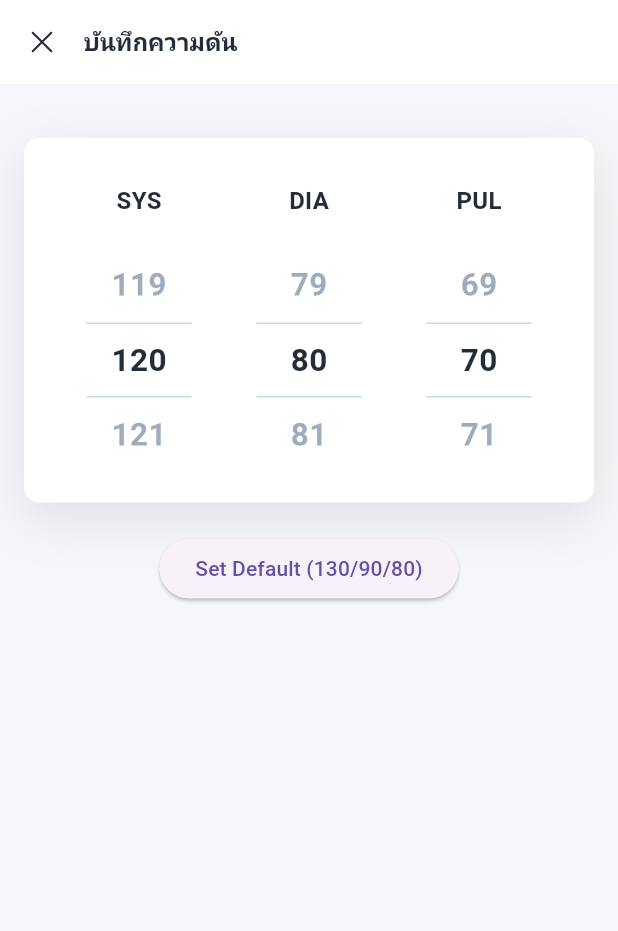
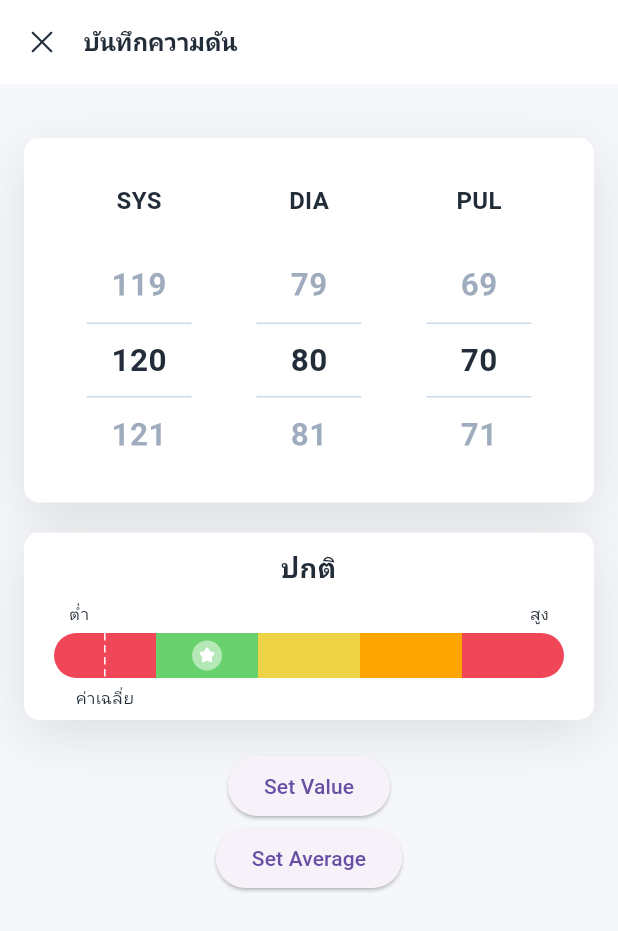
Before and after one commit to NutNaphop/Dun-Diary-Application, a Flutter app: the RecordScreen screen opened by its route, on a phone screen of 412 x 824 dp. Shown: the top 931 px of the screen. Run offline on Flutter 3.47's test engine with Material 3 defaults, Android fonts, the light colour scheme and no system bars; our stand-ins replace cloud_firestore, connectivity_plus, firebase_auth, firebase_core, flutter_svg, google_fonts and 2 more; accounts and stored records are empty; generated files the repository leaves out were written again; network calls fail; Roboto replaces fonts that are missing (Anuphan, Sarabun).

Commit message:
[ SPR-86evznjhu ] Add guage and demo record guage and util for guage

```diff
--- /dev/null
+++ b/lib/feature/record/data/model/record_model.dart
@@ -0,0 +1,12 @@
+class BloodPressure{
+  int sys;
+  int dia;
+  int pul;
+
+  BloodPressure({
+    required this.sys,
+    required this.dia,
+    required this.pul,
+  });
+
+}
--- a/lib/feature/record/presentation/record_screen.dart
+++ b/lib/feature/record/presentation/record_screen.dart
@@ -1,8 +1,12 @@
 import 'package:dun_diary_app/core/services/navigation_service.dart';
+import 'package:dun_diary_app/feature/record/data/model/record_model.dart';
 import 'package:dun_diary_app/feature/record/presentation/widgets/bp_card/bp_card_layout.dart';
 import 'package:dun_diary_app/feature/record/presentation/record_viewModel.dart';
+import 'package:dun_diary_app/feature/record/presentation/widgets/demo/demo_record.dart';
 import 'package:dun_diary_app/shared/constant/app_icons.dart';
+import 'package:dun_diary_app/shared/utils/blood_pressure_utils.dart';
 import 'package:dun_diary_app/shared/widgets/card/custom_card.dart';
+import 'package:dun_diary_app/shared/widgets/guage/guage.dart';
 import 'package:dun_diary_app/shared/widgets/scaffold/custom_scaffold.dart';
 import 'package:dun_diary_app/shared/widgets/scaffold/main_appbar.dart';
 import 'package:flutter/material.dart';
@@ -23,19 +27,11 @@ class RecordScreen extends StatefulWidget {
 }
 
 class _RecordScreenState extends State<RecordScreen> {
-  Map BPValue = {
-    "SYS": 120,
-    "DIA": 80,
-    "PUL": 70,
-  };
+  BloodPressure BPValue = BloodPressure(sys: 120, dia: 80, pul: 70);
+  int? avgLevel = 0;
 
-  void _changeNumber() {
-    setState(() {
-      BPValue["SYS"] = 130;
-      BPValue["DIA"] = 90;
-      BPValue["PUL"] = 80;
-    });
-  }
+  int get level =>
+      BloodPressureUtils.calculateBloodPressureLevel(BPValue.sys, BPValue.dia);
 
   @override
   Widget build(BuildContext context) {
@@ -47,24 +43,43 @@ class _RecordScreenState extends State<RecordScreen> {
         onBackPressed: () => NavigationService.instance.goBack(),
       ),
       body: Padding(
-        padding: const EdgeInsets.only(top: 36),
-        child: Column(children: [
-          CustomCard(
-            content: BpCardLayout(
-              sys: BPValue["SYS"],
-              dia: BPValue["DIA"],
-              pul: BPValue["PUL"],
-              onSysChanged: (val) => setState(() => BPValue["SYS"] = val),
-              onDiaChanged: (val) => setState(() => BPValue["DIA"] = val),
-              onPulChanged: (val) => setState(() => BPValue["PUL"] = val),
+        padding: EdgeInsets.only(top: 36),
+        child: Column(
+          children: [
+            CustomCard(
+              content: BpCardLayout(
+                sys: BPValue.sys,
+                dia: BPValue.dia,
+                pul: BPValue.pul,
+                onSysChanged: (val) => setState(() => BPValue.sys = val),
+                onDiaChanged: (val) => setState(() => BPValue.dia = val),
+                onPulChanged: (val) => setState(() => BPValue.pul = val),
+              ),
             ),
-          ),
-          const SizedBox(height: 20),
-          ElevatedButton(
-            onPressed: _changeNumber,
-            child: const Text("Set Default (130/90/80)"),
-          )
-        ]),
+            const SizedBox(height: 20),
+            CustomCard(
+              title: BloodPressureUtils.mapLevelLabel(level),
+              titleFontSize: 21,
+              titleTextAlign: TextAlign.center,
+              contentPadding: EdgeInsets.symmetric(
+                vertical: 10,
+                horizontal: 20,
+              ),
+              content: BloodPressureGauge(
+                level: BloodPressureUtils.calculateBloodPressureLevel(
+                  BPValue.sys,
+                  BPValue.dia,
+                ),
+                avgLevel: avgLevel,
+              ),
+            ),
+            DemoRecord(
+              currentAvgLevel: avgLevel,
+              onBPValset: (val) => setState(() => BPValue = val),
+              onAVGValset: (val) => setState(() => avgLevel = val),
+            ),
+          ],
+        ),
       ),
     );
   }
--- /dev/null
+++ b/lib/feature/record/presentation/widgets/demo/demo_record.dart
@@ -0,0 +1,56 @@
+import 'dart:math';
+
+import 'package:dun_diary_app/feature/record/data/model/record_model.dart';
+import 'package:flutter/material.dart';
+
+class DemoRecord extends StatelessWidget {
+  final int? currentAvgLevel;
+  final ValueChanged<BloodPressure> onBPValset;
+  final ValueChanged<int?> onAVGValset;
+
+  const DemoRecord({
+    super.key,
+    this.currentAvgLevel,
+    required this.onBPValset,
+    required this.onAVGValset,
+  });
+
+  @override
+  Widget build(BuildContext context) {
+
+    var random = Random();
+    var sys = random.nextInt(200);
+    var dia = random.nextInt(200);
+    var pul = random.nextInt(200);
+    var bp = BloodPressure(sys: sys, dia: dia, pul: pul);
+
+    return Container(
+      padding: EdgeInsets.all(20),
+      child: Column(
+        children: [
+          ElevatedButton(
+            onPressed: () {
+              // Logic: กำหนดค่าความดันตัวอย่าง
+              onBPValset(bp);
+            },
+            child: Text("Set Value"),
+          ),
+          ElevatedButton(
+            onPressed: () {
+              int? nextLevel;
+              if (currentAvgLevel == null) {
+                nextLevel = 0;
+              } else if (currentAvgLevel! >= 4) {
+                nextLevel = null;
+              } else {
+                nextLevel = currentAvgLevel! + 1;
+              }
+              onAVGValset(nextLevel);
+            },
+            child: Text("Set Average"),
+          ),
+        ],
+      ),
+    );
+  }
+}
--- a/lib/shared/constant/app_icons.dart
+++ b/lib/shared/constant/app_icons.dart
@@ -22,4 +22,5 @@ class AppIcons{
   static const graphDown = '$_base/graph_down.svg';
   static const leftArrow = '$_base/left_arrow.svg';
   static const x = '$_base/x.svg';
+  static const starCircle = '$_base/star_circle.svg';
 }
--- /dev/null
+++ b/lib/shared/utils/blood_pressure_utils.dart
@@ -0,0 +1,92 @@
+class BloodPressureUtils {
+  static int calculateBloodPressureLevel(int sys, int dia) {
+    int sysLevel = 0;
+    int diaLevel = 0;
+    int bpLevel = 0;
+
+    if (sys >= 160) {
+      sysLevel = 4;
+    } else if (sys > 140) {
+      sysLevel = 3;
+    } else if (sys > 130) {
+      sysLevel = 2;
+    } else if (sys <= 130 && sys >= 90) {
+      sysLevel = 1;
+    } else {
+      sysLevel = 0;
+    }
+
+    if (dia >= 100) {
+      diaLevel = 4;
+    } else if (dia > 90) {
+      diaLevel = 3;
+    } else if (dia > 80) {
+      diaLevel = 2;
+    } else if (dia <= 80 && dia >= 60) {
+      diaLevel = 1;
+    } else {
+      diaLevel = 0;
+    }
+
+    if (sysLevel >= 2 || diaLevel >= 2) {
+      bpLevel = sysLevel > diaLevel ? sysLevel : diaLevel;
+    } else if (sysLevel == 0 || diaLevel == 0) {
+      bpLevel = 0;
+    } else {
+      bpLevel = 1;
+    }
+
+    return bpLevel;
+  }
+
+  static String mapLevelLabel(int level) {
+    switch (level) {
+      case 0:
+        return "ต่ำ";
+
+      case 1:
+        return "ปกติ";
+
+      case 2:
+        return "เริ่มสูง";
+
+      case 3:
+        return "สูง";
+
+      default:
+        return "อันตราย";
+    }
+  }
+
+  static double calculateAVGSYS(List<int> sysList) {
+    int sumSys = sysList.fold(
+      0,
+      (previousValue, element) => previousValue + element,
+    );
+    return (sumSys) / sysList.length;
+  }
+
+  static double calculateAVGDIA(List<int> sysList, List<int> diaList) {
+    int sumDia = diaList.fold(
+      0,
+      (previousValue, element) => previousValue + element,
+    );
+    return (sumDia) / diaList.length;
+  }
+
+  static double calculateAVGPUL(List<int> pulList) {
+    int sumPul = pulList.fold(
+      0,
+      (previousValue, element) => previousValue + element,
+    );
+    return (sumPul) / pulList.length;
+  }
+
+  static int calculateAVGLevel(List<int> levelList) {
+    int sumLevel = levelList.fold(
+      0,
+      (previousValue, element) => previousValue + element,
+    );
+    return (sumLevel / levelList.length).round();
+  }
+}
--- a/lib/shared/widgets/card/custom_card.dart
+++ b/lib/shared/widgets/card/custom_card.dart
@@ -6,6 +6,10 @@ import 'package:flutter/material.dart';
 class CustomCard extends StatelessWidget {
   final String? title;
   final String? description;
+  final double titleFontSize;
+  final double descriptionFontSize;
+  final TextAlign titleTextAlign;
+  final TextAlign descriptionTextAlign;
   final Widget content;
   final EdgeInsets? contentPadding;
 
@@ -13,6 +17,10 @@ class CustomCard extends StatelessWidget {
     super.key,
     this.title,
     this.description,
+    this.titleFontSize = 18,
+    this.descriptionFontSize = 18,
+    this.titleTextAlign = TextAlign.start,
+    this.descriptionTextAlign = TextAlign.start,
     required this.content,
     this.contentPadding = const EdgeInsets.all(0),
   });
@@ -37,18 +45,21 @@ class CustomCard extends StatelessWidget {
           mainAxisSize: MainAxisSize.max,
           children: [
             Column(
+              crossAxisAlignment: CrossAxisAlignment.stretch,
               children: [
                 if (title != null)
                   CustomText(
                     text: title!,
                     fontSize: 18,
                     fontWeight: FontWeight.bold,
+                    textAlign: titleTextAlign,
                   ),
                 if (description != null)
                   CustomText(
                     text: description!,
                     fontSize: 18,
                     fontWeight: FontWeight.bold,
+                    textAlign: descriptionTextAlign,
                   ),
               ],
             ),
--- /dev/null
+++ b/lib/shared/widgets/guage/guage.dart
@@ -0,0 +1,137 @@
+import 'package:dun_diary_app/shared/constant/app_icons.dart';
+import 'package:dun_diary_app/shared/style/color.dart';
+import 'package:dun_diary_app/shared/style/dimension.dart';
+import 'package:dun_diary_app/shared/widgets/guage/guage_indicator.dart';
+import 'package:dun_diary_app/shared/widgets/guage/utils/guage_utils.dart';
+import 'package:dun_diary_app/shared/widgets/svg/custom_svg_widget.dart';
+import 'package:dun_diary_app/shared/widgets/text/text_widget.dart';
+import 'package:flutter/material.dart';
+
+class BloodPressureGauge extends StatelessWidget {
+  final int level;
+  final int? avgLevel;
+
+  const BloodPressureGauge({super.key, required this.level, this.avgLevel});
+
+  @override
+  Widget build(BuildContext context) {
+    // ความสูงของแถบเกจ
+    const double gaugeHeight = 30.0;
+    const double borderRadius = gaugeHeight / 2;
+    double alignmentAVGValue = avgLevel != null
+        ? GuageUtils.getAlignmentForAVGLevel(avgLevel!)
+        : 0.0;
+    double alignmentValue = GuageUtils.getAlignmentForLevel(level);
+
+    return Column(
+      children: [
+        const Padding(
+          padding: EdgeInsets.only(left: 10.0, right: 10.0, bottom: 5),
+          child: Row(
+            mainAxisAlignment: MainAxisAlignment.spaceBetween,
+            children: [
+              CustomText(
+                text: 'ต่ำ',
+                fontSize: Dimension.fontSizeSmall,
+                fontWeight: Dimension.fontWeightRegular,
+              ),
+              CustomText(
+                text: 'สูง',
+                fontSize: Dimension.fontSizeSmall,
+                fontWeight: Dimension.fontWeightRegular,
+              ),
+            ],
+          ),
+        ),
+        // ส่วนของแถบสีและดาว
+        SizedBox(
+          height: gaugeHeight,
+          child: Stack(
+            alignment: Alignment.center,
+            children: [
+              // --- Layer 1: แถบพื้นหลังสีๆ ---
+              ClipRRect(
+                borderRadius: BorderRadius.circular(borderRadius),
+                child: SizedBox(
+                  height: gaugeHeight,
+                  child: Row(
+                    children: [
+                      _buildColorSegment(color: CustomColor.dangerColor),
+                      _buildColorSegment(color: CustomColor.successColor),
+                      _buildColorSegment(color: CustomColor.warningColor),
+                      _buildColorSegment(color: CustomColor.quiteDangerColor),
+                      _buildColorSegment(color: CustomColor.dangerColor),
+                    ],
+                  ),
+                ),
+              ),
+
+              // AVGLine
+              if (avgLevel != null)
+                AnimatedAlign(
+                  duration: const Duration(milliseconds: 400),
+                  curve: Curves.easeOutCubic,
+                  alignment: Alignment(alignmentAVGValue, 0),
+                  child: CustomPaint(
+                    painter: DashedLineVerticalPainter(),
+                    size: Size(1, gaugeHeight),
+                  ),
+                ),
+
+              // IconStar
+              AnimatedAlign(
+                duration: const Duration(milliseconds: 400),
+                curve: Curves.easeOutCubic, // ให้ความรู้สึกนุ่มนวลเวลาขยับ
+                alignment: Alignment(alignmentValue, 0),
+                child: SVGImage(
+                  path: AppIcons.starCircle,
+                  size: 24,
+                  color: CustomColor.white,
+                ),
+              ),
+            ],
+          ),
+        ),
+
+        const SizedBox(height: 8),
+
+        SizedBox(
+          child: Stack(
+            children: [
+              // Label
+              if (avgLevel != null)
+                AnimatedAlign(
+                  duration: const Duration(milliseconds: 400),
+                  curve: Curves.easeOutCubic,
+                  alignment: Alignment(alignmentAVGValue, 0),
+                  child: Container(
+                    width: 0,
+                    height: 10,
+                    child: const OverflowBox(
+                      minWidth: 0,
+                      maxWidth: double.infinity,
+                      minHeight: 0,
+                      maxHeight: double.infinity,
+                      child: CustomText(
+                        text: 'ค่าเฉลี่ย',
+                        fontSize: Dimension.fontSizeSmall,
+                        fontWeight: Dimension.fontWeightRegular,
+                        textAlign: TextAlign.center,
+                      ),
+                    ),
+                  ),
+                ),
+            ],
+          ),
+        ),
+      ],
+    );
+  }
+
+  // Helper function สำหรับสร้างแถบสีแต่ละช่วง
+  Widget _buildColorSegment({required Color color}) {
+    return Expanded(
+      child: Container(decoration: BoxDecoration(color: color)),
+    );
+  }
+}
--- /dev/null
+++ b/lib/shared/widgets/guage/guage_indicator.dart
@@ -0,0 +1,20 @@
+import 'package:dun_diary_app/shared/style/color.dart';
+import 'package:flutter/material.dart';
+
+class DashedLineVerticalPainter extends CustomPainter {
+  @override
+  void paint(Canvas canvas, Size size) {
+    double dashHeight = 5, dashSpace = 3, startY = 0;
+    final paint = Paint()
+      ..color = CustomColor.white
+      ..strokeWidth = size.width; // Use full width to make the line vertical
+
+    while (startY < size.height) {
+      canvas.drawLine(Offset(0, startY), Offset(0, startY + dashHeight), paint);
+      startY += dashHeight + dashSpace;
+    }
+  }
+
+  @override
+  bool shouldRepaint(CustomPainter oldDelegate) => false;
+}
--- /dev/null
+++ b/lib/shared/widgets/guage/utils/guage_utils.dart
@@ -0,0 +1,35 @@
+class GuageUtils {
+    static double getAlignmentForAVGLevel(int level) {
+    switch (level) {
+      case 0:
+        return -0.80;
+      case 1:
+        return -0.40;
+      case 2:
+        return 0.0;
+      case 3:
+        return 0.40;
+      case 4:
+        return 0.80;
+      default:
+        return 0.0;
+    }
+  }
+
+  static double getAlignmentForLevel(int level) {
+    switch (level) {
+      case 0:
+        return -0.85;
+      case 1:
+        return -0.43;
+      case 2:
+        return 0.0;
+      case 3:
+        return 0.43;
+      case 4:
+        return 0.85;
+      default:
+        return 0.0;
+    }
+  }
+}
--- a/lib/shared/widgets/listscroll/wheel_number.dart
+++ b/lib/shared/widgets/listscroll/wheel_number.dart
@@ -6,11 +6,13 @@ import 'package:flutter/material.dart';
 class WheelNumber extends StatefulWidget {
   final int initialValue;
   final ValueChanged<int> onChanged;
+  final int totalCount;
 
   const WheelNumber({
     super.key,
     this.initialValue = 0,
     required this.onChanged,
+    this.totalCount = 300,
   });
 
   @override
@@ -70,7 +72,7 @@ class _WheelNumberState extends State<WheelNumber> {
                 widget.onChanged(index);
               },
               childDelegate: ListWheelChildBuilderDelegate(
-                childCount: 300,
+                childCount: widget.totalCount,
                 builder: (context, index) {
                   return Container(
                     alignment: Alignment.center,
--- a/lib/shared/widgets/text/text_widget.dart
+++ b/lib/shared/widgets/text/text_widget.dart
@@ -24,7 +24,7 @@ class CustomText extends StatelessWidget {
   Widget build(BuildContext context) {
     return Text(
       text,
-      style: GoogleFonts.anuphan(
+      style: GoogleFonts.sarabun(
         fontSize: fontSize,
         fontWeight: fontWeight,
         color: color,
```
Also changed, not shown: assets/icons/star_circle.svg (added).
